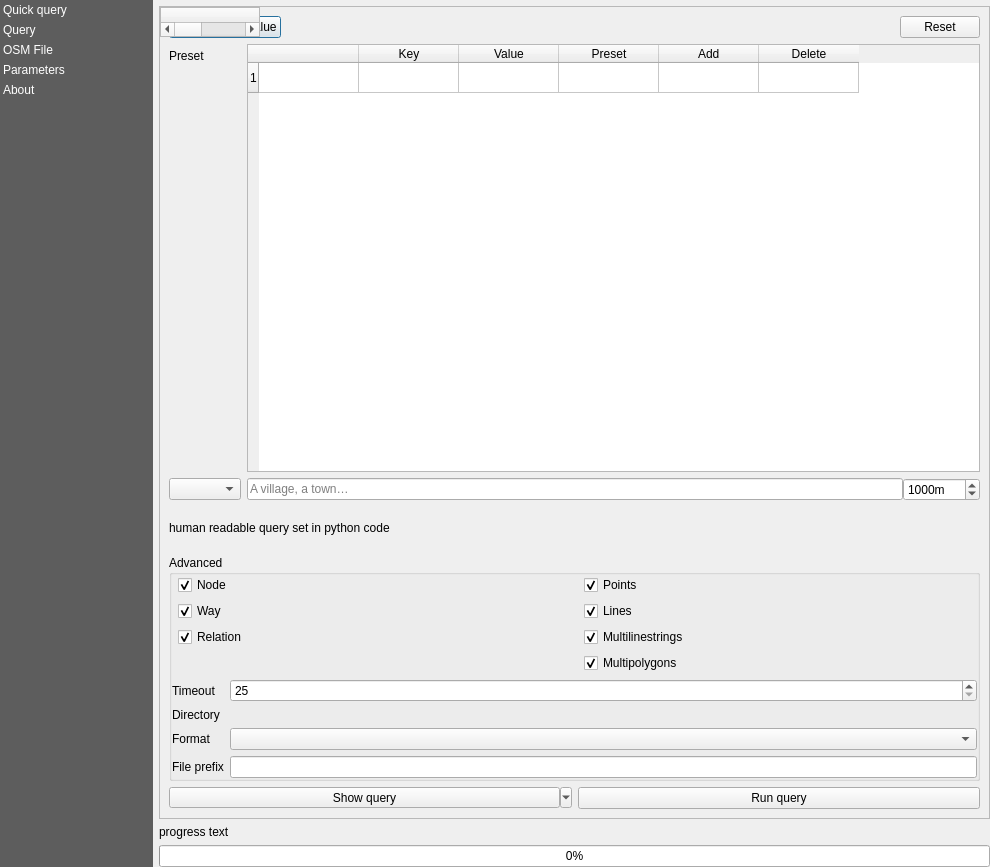
This is QuickOSM/resources/ui/main_window.ui in 3liz/QuickOSM as Qt 5 draws it before an edit. The edited form follows.
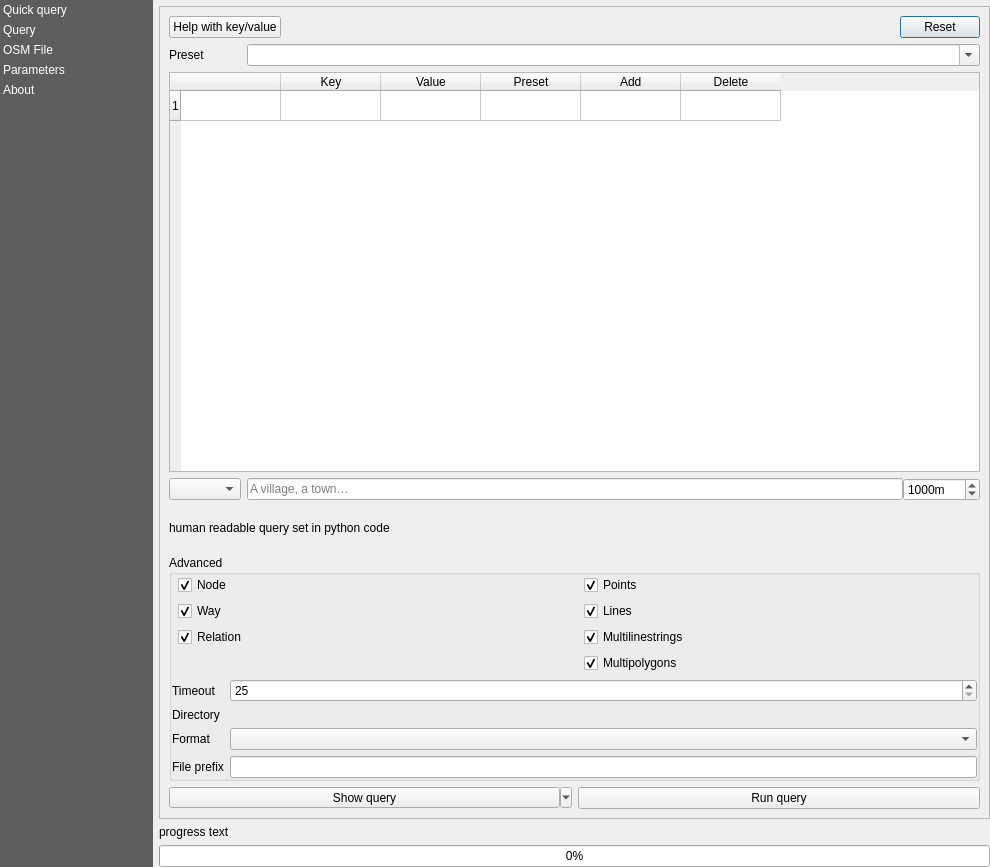
This is the edited form. The open tabs and pages were chosen to show the change. Custom widgets are drawn as their Qt base class.

What changed in the file:
```diff
--- a/QuickOSM/resources/ui/main_window.ui
+++ b/QuickOSM/resources/ui/main_window.ui
@@ -180,6 +180,9 @@
                  <property name="text">
                   <string>Help with key/value</string>
                  </property>
+                 <property name="autoDefault">
+                  <bool>false</bool>
+                 </property>
                 </widget>
                </item>
                <item>
@@ -215,14 +218,14 @@
                <property name="sizeConstraint">
                 <enum>QLayout::SetDefaultConstraint</enum>
                </property>
-               <item row="1" column="0">
+               <item row="2" column="0">
                 <widget class="QComboBox" name="combo_query_type_qq">
                  <property name="toolTip">
                   <string>The spatial extent to use for the query.</string>
                  </property>
                 </widget>
                </item>
-               <item row="1" column="1">
+               <item row="2" column="1">
                 <widget class="QStackedWidget" name="stacked_query_type">
                  <property name="lineWidth">
                   <number>0</number>
@@ -317,47 +320,6 @@
                  <widget class="QWidget" name="nothingDisplayed"/>
                 </widget>
                </item>
-               <item row="0" column="0" colspan="2">
-                <widget class="QTableWidget" name="table_keys_values">
-                 <property name="sizeAdjustPolicy">
-                  <enum>QAbstractScrollArea::AdjustToContents</enum>
-                 </property>
-                 <property name="rowCount">
-                  <number>1</number>
-                 </property>
-                 <row/>
-                 <column>
-                  <property name="text">
-                   <string> </string>
-                  </property>
-                 </column>
-                 <column>
-                  <property name="text">
-                   <string>Key</string>
-                  </property>
-                 </column>
-                 <column>
-                  <property name="text">
-                   <string>Value</string>
-                  </property>
-                 </column>
-                 <column>
-                  <property name="text">
-                   <string>Preset</string>
-                  </property>
-                 </column>
-                 <column>
-                  <property name="text">
-                   <string> Add </string>
-                  </property>
-                 </column>
-                 <column>
-                  <property name="text">
-                   <string>Delete</string>
-                  </property>
-                 </column>
-                </widget>
-               </item>
                <item row="0" column="1">
                 <widget class="QComboBox" name="combo_preset">
                  <property name="sizePolicy">
@@ -387,7 +349,7 @@
                  </property>
                 </widget>
                </item>
-               <item row="0" column="0" colspan="2">
+               <item row="1" column="0" colspan="2">
                 <widget class="QTableWidget" name="table_keys_values">
                  <property name="sizeAdjustPolicy">
                   <enum>QAbstractScrollArea::AdjustToContents</enum>
@@ -398,7 +360,7 @@
                  <row/>
                  <column>
                   <property name="text">
-                   <string> </string>
+                   <string/>
                   </property>
                  </column>
                  <column>
```
